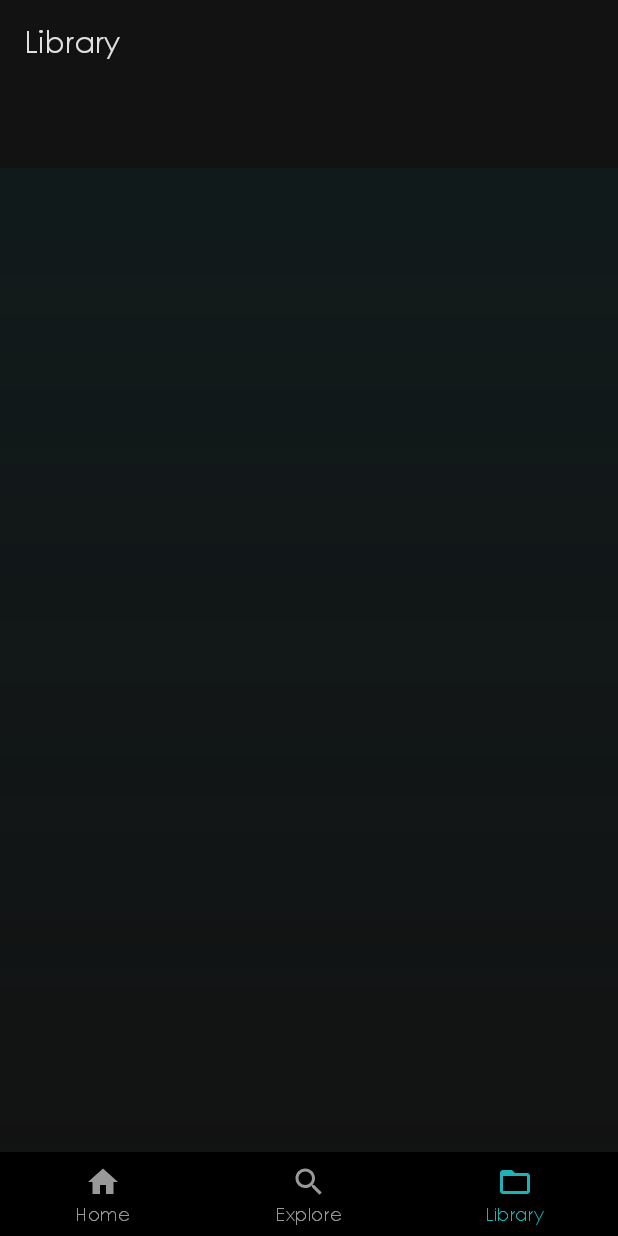
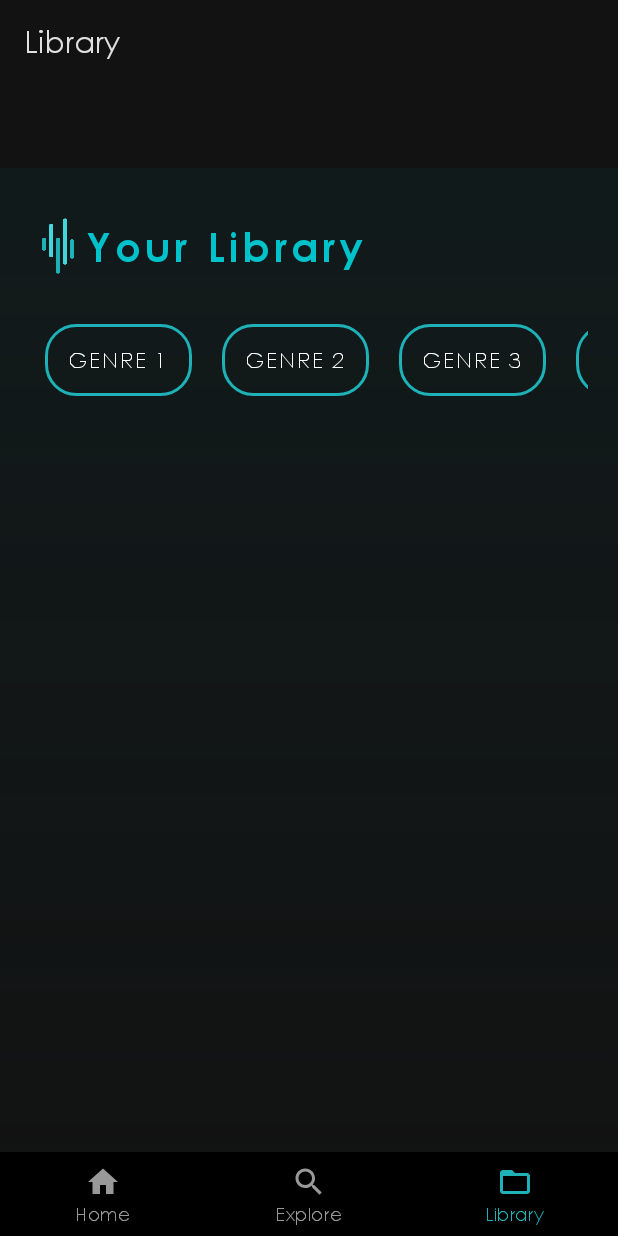
Before and after one commit to RafiqiFariz/flowbyte, an Android app: the LibraryFragment screen opened through its navigation route, on a phone screen of 412 x 824 dp. Run offline under Robolectric (Android 15) with nearby library versions, the phone set to English and light mode, and no system bars; our stand-ins replace navigation-ui.

Commit message:
update libray on progress

```diff
--- /dev/null
+++ b/app/src/main/java/com/flowbyte/RecylerAdapter/RecylerNavLibraryAdapter.kt
@@ -0,0 +1,38 @@
+import android.view.LayoutInflater
+import android.view.ViewGroup
+import androidx.fragment.app.Fragment
+import androidx.recyclerview.widget.RecyclerView
+import com.flowbyte.databinding.NavLibraryBinding
+import com.flowbyte.data.LibraryMenuItem
+
+class RecylerNavLibraryAdapter(
+    private val getSpecificFragment: () -> Fragment,
+    private val navLibrary: List<LibraryMenuItem>
+) : RecyclerView.Adapter<RecylerNavLibraryAdapter.MyViewHolder>() {
+
+    override fun onCreateViewHolder(
+        parent: ViewGroup,
+        viewType: Int
+    ): MyViewHolder {
+        val binding = NavLibraryBinding.inflate(LayoutInflater.from(parent.context), parent, false)
+        return MyViewHolder(binding)
+    }
+
+    override fun onBindViewHolder(holder: MyViewHolder, position: Int) {
+        holder.bind(navLibrary[position])
+    }
+
+    override fun getItemCount(): Int {
+        return navLibrary.size
+    }
+
+    inner class MyViewHolder(private val binding: NavLibraryBinding) : RecyclerView.ViewHolder(binding.root) {
+        fun bind(libraryMenuItem: LibraryMenuItem) {
+            binding.buttonNavLibrary.text = libraryMenuItem.name
+            binding.buttonNavLibrary.setOnClickListener {
+                // Handle button click here
+                // Example: Toast.makeText(itemView.context, "Clicked ${libraryMenuItem.name}", Toast.LENGTH_SHORT).show()
+            }
+        }
+    }
+}
--- a/app/src/main/java/com/flowbyte/RecylerViewListGenreAdapter.kt
+++ b/app/src/main/java/com/flowbyte/RecylerAdapter/RecylerViewListGenreAdapter.kt
@@ -1,4 +1,4 @@
-package com.flowbyte
+package com.flowbyte.RecylerAdapter
 
 import android.view.LayoutInflater
 import android.view.View
@@ -9,19 +9,21 @@ import android.widget.Toast
 import androidx.cardview.widget.CardView
 import androidx.fragment.app.Fragment
 import androidx.recyclerview.widget.RecyclerView
+import com.flowbyte.R
+import com.flowbyte.data.ListGenre
 
 class RecyclerViewListGenreAdapter(private val getSpecificFragment: () -> Fragment, private val ListGenre: List<ListGenre>) : RecyclerView.Adapter<RecyclerViewListGenreAdapter.MyViewHolder>() {
     // Adapter implementation here
     override fun onCreateViewHolder(
         parent: ViewGroup,
         viewType: Int
-    ): RecyclerViewListGenreAdapter.MyViewHolder {
+    ): MyViewHolder {
         val view = LayoutInflater.from(parent.context).inflate(R.layout.layout_card_components, parent, false)
 
         return MyViewHolder(view)
     }
 
-    override fun onBindViewHolder(holder: RecyclerViewListGenreAdapter.MyViewHolder, position: Int) {
+    override fun onBindViewHolder(holder: MyViewHolder, position: Int) {
         holder.GenreListTitle.text = ListGenre[position].title
         holder.GenreListImg.setImageResource(ListGenre[position].image)
 
--- /dev/null
+++ b/app/src/main/java/com/flowbyte/data/LibraryMenuItem.kt
@@ -0,0 +1,3 @@
+package com.flowbyte.data
+
+data class LibraryMenuItem(val name: String)
--- a/app/src/main/java/com/flowbyte/ListGenre.kt
+++ b/app/src/main/java/com/flowbyte/data/ListGenre.kt
@@ -1,3 +1,3 @@
-package com.flowbyte
+package com.flowbyte.data
 
 data class ListGenre(var title: String, var image: Int)
--- a/app/src/main/java/com/flowbyte/ui/explore/ExploreFragment.kt
+++ b/app/src/main/java/com/flowbyte/ui/explore/ExploreFragment.kt
@@ -7,10 +7,9 @@ import android.view.ViewGroup
 import androidx.fragment.app.Fragment
 import androidx.lifecycle.ViewModelProvider
 import androidx.recyclerview.widget.GridLayoutManager
-import androidx.recyclerview.widget.LinearLayoutManager
-import com.flowbyte.ListGenre
+import com.flowbyte.data.ListGenre
 import com.flowbyte.R
-import com.flowbyte.RecyclerViewListGenreAdapter
+import com.flowbyte.RecylerAdapter.RecyclerViewListGenreAdapter
 import com.flowbyte.databinding.FragmentExploreBinding
 
 class ExploreFragment : Fragment() {
--- a/app/src/main/java/com/flowbyte/ui/home/HomeFragment.kt
+++ b/app/src/main/java/com/flowbyte/ui/home/HomeFragment.kt
@@ -28,9 +28,9 @@ class HomeFragment : Fragment() {
         _binding = FragmentHomeBinding.inflate(inflater, container, false)
         val root: View = binding.root
 
-        val textView: TextView = binding.textHome
+//        val textView: TextView = binding.textHome
         homeViewModel.text.observe(viewLifecycleOwner) {
-            textView.text = it
+//            textView.text = it
         }
         return root
     }
--- a/app/src/main/java/com/flowbyte/ui/library/LibraryFragment.kt
+++ b/app/src/main/java/com/flowbyte/ui/library/LibraryFragment.kt
@@ -1,18 +1,20 @@
 package com.flowbyte.ui.library
 
+import RecylerNavLibraryAdapter
 import android.os.Bundle
 import android.view.LayoutInflater
 import android.view.View
 import android.view.ViewGroup
-import android.widget.TextView
 import androidx.fragment.app.Fragment
 import androidx.lifecycle.ViewModelProvider
+import androidx.recyclerview.widget.LinearLayoutManager
+import com.flowbyte.data.LibraryMenuItem
 import com.flowbyte.databinding.FragmentLibraryBinding
 
 class LibraryFragment : Fragment() {
 
     private var _binding: FragmentLibraryBinding? = null
-
+    private lateinit var adapter: RecylerNavLibraryAdapter
     // This property is only valid between onCreateView and
     // onDestroyView.
     private val binding get() = _binding!!
@@ -28,10 +30,25 @@ class LibraryFragment : Fragment() {
         _binding = FragmentLibraryBinding.inflate(inflater, container, false)
         val root: View = binding.root
 
-//        val textView: TextView = binding.textNotifications
-        libraryViewModel.text.observe(viewLifecycleOwner) {
-//            textView.text = it
-        }
+        val navLibraryMenu = listOf(
+            LibraryMenuItem("Genre 1"),
+            LibraryMenuItem("Genre 2"),
+            LibraryMenuItem("Genre 3"),
+            LibraryMenuItem("Genre 4")
+        )
+
+        // Setting up RecyclerView with LinearLayoutManager for the first RecyclerView
+        val linearLayoutManager = LinearLayoutManager(requireContext(), LinearLayoutManager.HORIZONTAL, false)
+        binding.recylerNavLibrary.layoutManager = linearLayoutManager
+
+        // Creating adapter with a lambda to provide the fragment instance
+        adapter = RecylerNavLibraryAdapter({ this }, navLibraryMenu)
+        binding.recylerNavLibrary.adapter = adapter
+
+////        val textView: TextView = binding.textNotifications
+//        libraryViewModel.text.observe(viewLifecycleOwner) {
+////            textView.text = it
+//        }
         return root
     }
 
--- /dev/null
+++ b/app/src/main/res/drawable/btn_nav_library.xml
@@ -0,0 +1,8 @@
+<?xml version="1.0" encoding="utf-8"?>
+<shape xmlns:android="http://schemas.android.com/apk/res/android">
+    <solid android:color="@android:color/transparent" />
+    <stroke
+        android:width="2dp"
+        android:color="#ffffff" />
+    <corners android:radius="20dp" /> <!-- Adjust the radius value as needed -->
+</shape>
--- a/app/src/main/res/layout/activity_gettingstarted.xml
+++ b/app/src/main/res/layout/activity_gettingstarted.xml
@@ -8,9 +8,10 @@
     <ImageView
         android:id="@+id/imageView"
         android:layout_width="wrap_content"
-        android:layout_height="600dp"
+        android:layout_height="500dp"
         android:background="@drawable/test2"
         android:gravity="center" />
+
 
     <TextView
         android:id="@+id/textView"
@@ -21,11 +22,11 @@
         android:text="Explore unlimited music with our app, accessing your favorite songs and playlists"
         android:textAlignment="center"
         android:textColor="#1EB1B7"
-        android:layout_marginTop="50dp"
+        android:layout_marginTop="30dp"
         android:textSize="25dp" />
     <Button
         android:id="@+id/buttonGettingStarted"
-        android:layout_marginTop="50dp"
+        android:layout_marginTop="30dp"
         android:layout_below="@id/textView"
         android:layout_width="300dp"
         android:layout_height="50dp"
@@ -35,7 +36,4 @@
         android:layout_marginStart="55dp"
         android:backgroundTint="#1EB1B7"
         android:background="@drawable/bg"/>
-
-
-
 </RelativeLayout>
--- a/app/src/main/res/layout/fragment_library.xml
+++ b/app/src/main/res/layout/fragment_library.xml
@@ -7,6 +7,43 @@
     android:padding="@dimen/page_margin"
     android:background="@drawable/gradient_background"
     tools:context=".ui.library.LibraryFragment">
+    <LinearLayout
+        android:id="@+id/firstLinearLayout"
+        android:layout_width="match_parent"
+        android:layout_height="wrap_content"
+        android:orientation="horizontal"
+        app:layout_constraintTop_toTopOf="parent"
+        app:layout_constraintStart_toStartOf="parent"
+        app:layout_constraintEnd_toEndOf="parent">
 
+        <ImageView
+            android:layout_width="37dp"
+            android:layout_height="64dp"
+            android:src="@drawable/logo_flowbyte"
+            android:padding="8dp" />
+
+        <TextView
+            android:id="@+id/text_notifications"
+            android:layout_width="wrap_content"
+            android:layout_height="wrap_content"
+            android:text="Your Library"
+            android:textColor="#00C2CB"
+            android:textSize="27sp"
+            android:fontFamily="@font/gothic_b"
+            android:textStyle="bold"
+            android:lineSpacingExtra="36sp"
+            android:layout_gravity="center_vertical"
+            android:letterSpacing=".1" />
+    </LinearLayout>
+
+    <androidx.recyclerview.widget.RecyclerView
+        android:id="@+id/recylerNavLibrary"
+        android:layout_width="match_parent"
+        android:layout_marginTop="20dp"
+        android:layout_height="wrap_content"
+        app:layoutManager="androidx.recyclerview.widget.LinearLayoutManager"
+        app:layout_constraintTop_toBottomOf="@id/firstLinearLayout"
+        app:layout_constraintStart_toStartOf="parent"
+        app:layout_constraintEnd_toEndOf="parent"/>
 
 </androidx.constraintlayout.widget.ConstraintLayout>
--- /dev/null
+++ b/app/src/main/res/layout/nav_library.xml
@@ -0,0 +1,19 @@
+<?xml version="1.0" encoding="utf-8"?>
+<androidx.constraintlayout.widget.ConstraintLayout
+    xmlns:android="http://schemas.android.com/apk/res/android"
+    xmlns:app="http://schemas.android.com/apk/res-auto"
+    xmlns:tools="http://schemas.android.com/tools"
+    android:layout_width="wrap_content"
+    android:layout_marginRight="10dp"
+    android:layout_marginLeft="10dp"
+    android:layout_height="wrap_content">
+    <Button
+        android:id="@+id/buttonNavLibrary"
+        android:layout_width="wrap_content"
+        android:layout_height="wrap_content"
+        app:layout_constraintTop_toTopOf="parent"
+        app:layout_constraintStart_toStartOf="parent"
+        android:text="Login"
+        style="@style/CustomButtonStyle" />
+
+</androidx.constraintlayout.widget.ConstraintLayout>
--- /dev/null
+++ b/app/src/main/res/values/custom_btn.xml
@@ -0,0 +1,10 @@
+<?xml version="1.0" encoding="utf-8"?>
+<resources>
+    <style name="CustomButtonStyle" parent="Widget.MaterialComponents.Button">
+        <!-- Customize button background color -->
+        <item name="android:background">@drawable/btn_nav_library</item>
+        <item name="android:backgroundTint">#FFFFFF</item>
+        <!-- Customize button text color -->
+        <item name="android:textColor">#FFFFFF</item>
+    </style>
+</resources>
```
